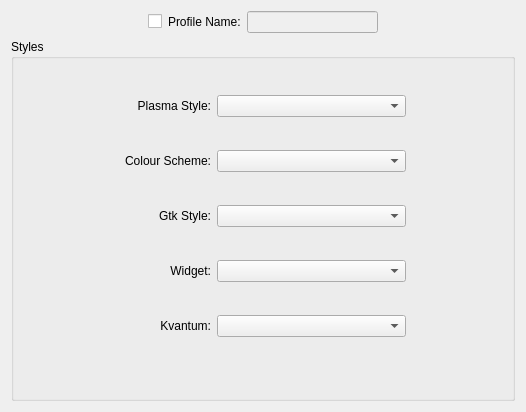
The window that src/settings/profiles/stylesdialog.ui (baduhai/Koi) describes before a commit, drawn with Qt 5.
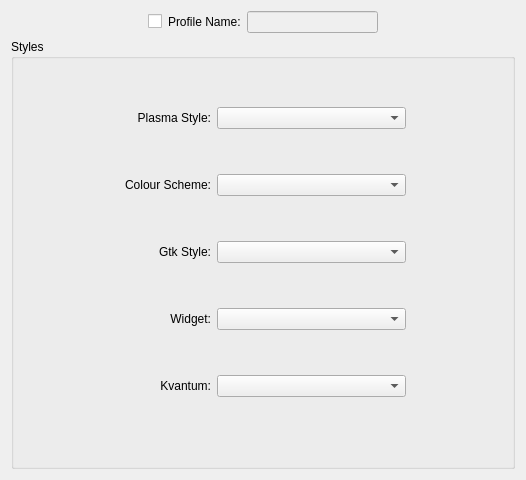
The same window after the commit.

Patch:
```diff
--- a/src/settings/profiles/stylesdialog.ui
+++ b/src/settings/profiles/stylesdialog.ui
@@ -7,7 +7,7 @@
     <x>0</x>
     <y>0</y>
     <width>526</width>
-    <height>412</height>
+    <height>480</height>
    </rect>
   </property>
   <property name="windowTitle">
```
